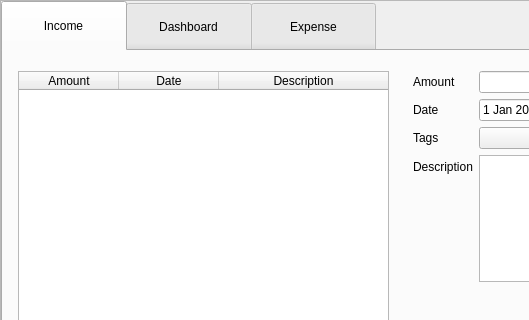
This is resources/main_tabs.ui in jt-thorpe/flow as Qt 5 draws it before an edit; both pictures show x 0 to 529 and y 0 to 320 of the 1200 by 900 pixel window. The edited form follows.
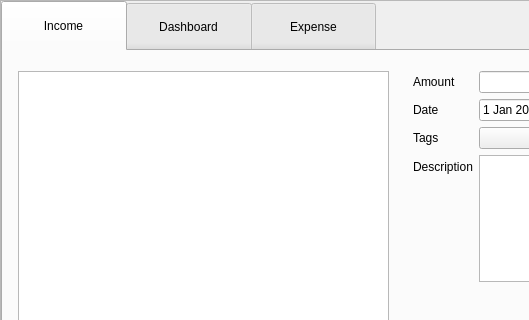
This is the edited form.

Commit message: chore: change income/expense_tables to QTableView

```diff
--- a/resources/main_tabs.ui
+++ b/resources/main_tabs.ui
@@ -76,7 +76,7 @@
         <attribute name="title">
          <string>Income</string>
         </attribute>
-        <widget class="QTableWidget" name="income_table">
+        <widget class="QTableView" name="income_table">
          <property name="geometry">
           <rect>
            <x>15</x>
@@ -94,21 +94,12 @@
          <attribute name="horizontalHeaderStretchLastSection">
           <bool>true</bool>
          </attribute>
-         <column>
-          <property name="text">
-           <string>Amount</string>
-          </property>
-         </column>
-         <column>
-          <property name="text">
-           <string>Date</string>
-          </property>
-         </column>
-         <column>
-          <property name="text">
-           <string>Description</string>
-          </property>
-         </column>
+         <attribute name="verticalHeaderCascadingSectionResizes">
+          <bool>true</bool>
+         </attribute>
+         <attribute name="verticalHeaderStretchLastSection">
+          <bool>false</bool>
+         </attribute>
         </widget>
         <widget class="QPushButton" name="add_income_btn">
          <property name="geometry">
```
Left out of the diff: 23 changed lines with no effect on the pictures. The commit also changes 1 other file.
